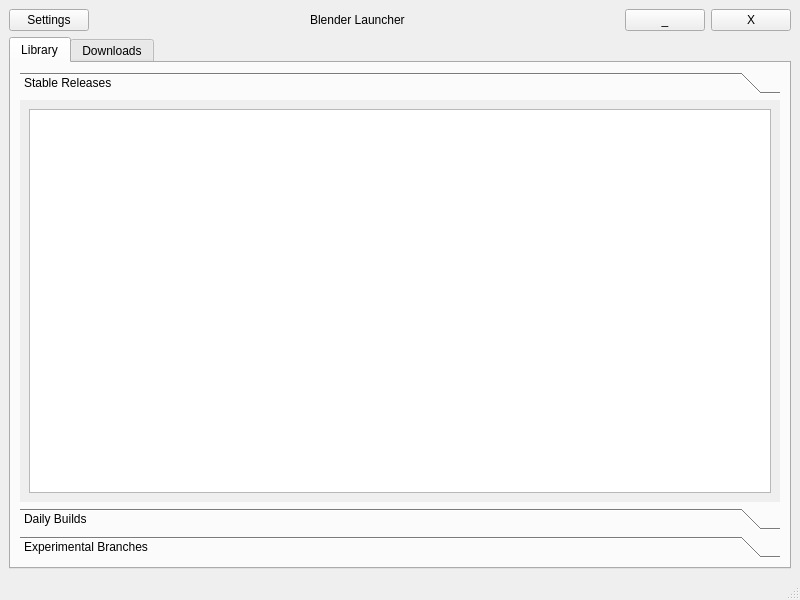
The window that source/ui/main_window_design.ui (DotBow/Blender-Launcher) describes before a commit, drawn with Qt 5.
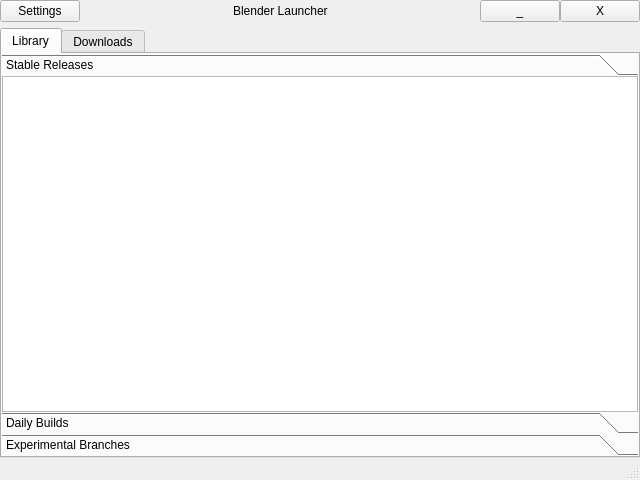
The same window after the commit.

The edit to the form file:
```diff
--- a/source/ui/main_window_design.ui
+++ b/source/ui/main_window_design.ui
@@ -6,8 +6,8 @@
    <rect>
     <x>0</x>
     <y>0</y>
-    <width>800</width>
-    <height>600</height>
+    <width>640</width>
+    <height>480</height>
    </rect>
   </property>
   <property name="windowTitle">
@@ -15,8 +15,23 @@
   </property>
   <widget class="QWidget" name="centralwidget">
    <layout class="QVBoxLayout" name="verticalLayout_2">
+    <property name="leftMargin">
+     <number>0</number>
+    </property>
+    <property name="topMargin">
+     <number>0</number>
+    </property>
+    <property name="rightMargin">
+     <number>0</number>
+    </property>
+    <property name="bottomMargin">
+     <number>0</number>
+    </property>
     <item>
-     <layout class="QHBoxLayout" name="horizontalLayout">
+     <layout class="QHBoxLayout" name="HeaderLayout">
+      <property name="spacing">
+       <number>0</number>
+      </property>
       <item alignment="Qt::AlignLeft">
        <widget class="QPushButton" name="SettingsButton">
         <property name="text">
@@ -83,24 +98,54 @@
         <string>Library</string>
        </attribute>
        <layout class="QVBoxLayout" name="verticalLayout">
+        <property name="spacing">
+         <number>0</number>
+        </property>
+        <property name="leftMargin">
+         <number>0</number>
+        </property>
+        <property name="topMargin">
+         <number>0</number>
+        </property>
+        <property name="rightMargin">
+         <number>0</number>
+        </property>
+        <property name="bottomMargin">
+         <number>0</number>
+        </property>
         <item>
          <widget class="QToolBox" name="LibraryToolBox">
           <property name="currentIndex">
            <number>0</number>
           </property>
+          <property name="tabSpacing">
+           <number>0</number>
+          </property>
           <widget class="QWidget" name="LibrarySablePage">
            <property name="geometry">
             <rect>
              <x>0</x>
              <y>0</y>
-             <width>758</width>
-             <height>385</height>
+             <width>634</width>
+             <height>319</height>
             </rect>
            </property>
            <attribute name="label">
             <string>Stable Releases</string>
            </attribute>
            <layout class="QVBoxLayout" name="verticalLayout_7">
+            <property name="leftMargin">
+             <number>0</number>
+            </property>
+            <property name="topMargin">
+             <number>0</number>
+            </property>
+            <property name="rightMargin">
+             <number>0</number>
+            </property>
+            <property name="bottomMargin">
+             <number>0</number>
+            </property>
             <item>
              <widget class="QListWidget" name="LibraryStableListWidget"/>
             </item>
```
Left out of the diff: 102 changed lines with no effect on the pictures.
